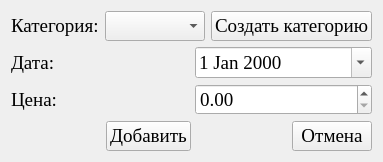
Qt form ui/add_note_dialog.ui (SwiftyKey/CostAccounting) before a commit.
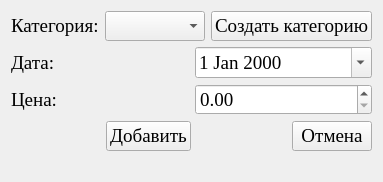
The same form after that commit.

Diff of the .ui file:
```diff
--- a/ui/add_note_dialog.ui
+++ b/ui/add_note_dialog.ui
@@ -179,6 +179,13 @@
      </item>
     </layout>
    </item>
+   <item>
+    <widget class="QLabel" name="status">
+     <property name="text">
+      <string/>
+     </property>
+    </widget>
+   </item>
   </layout>
  </widget>
  <resources/>
```
